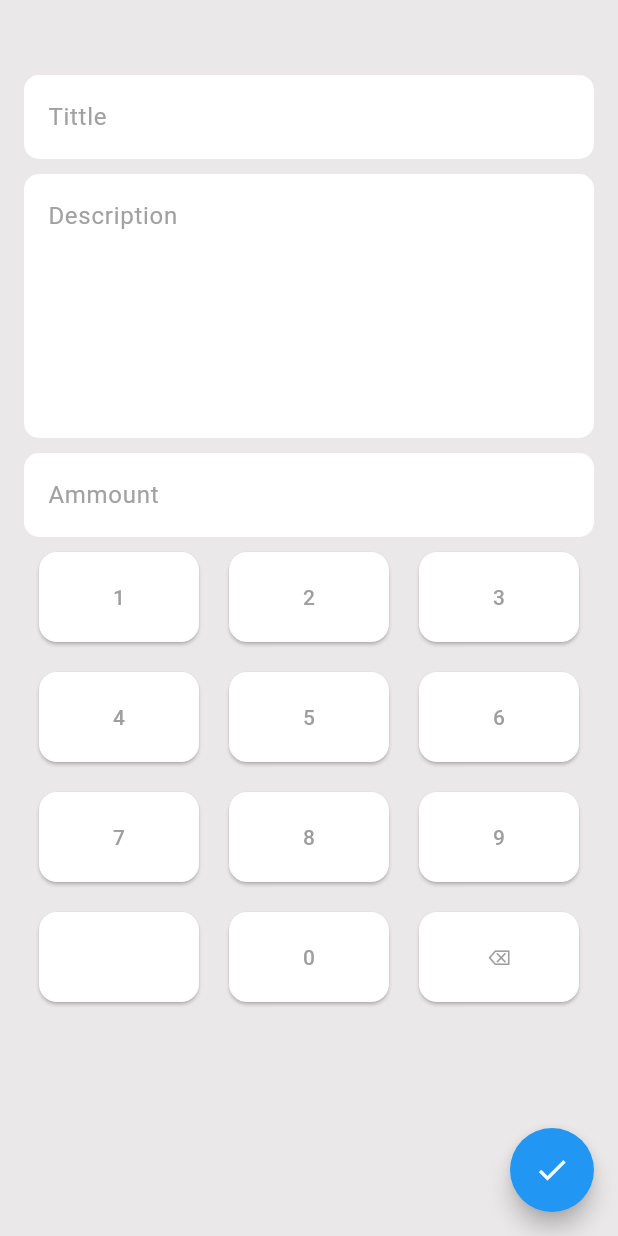
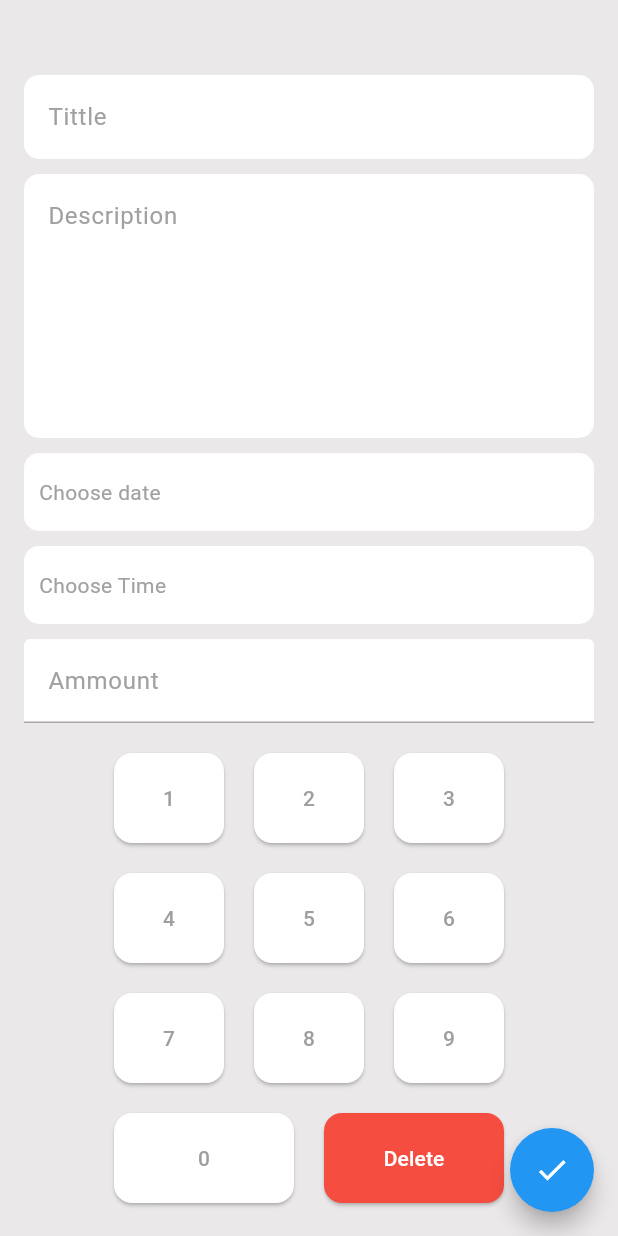
Before and after one commit to Mohtashim-Naeem/expens-tracker-blocship, a Flutter app: the AddEntry screen opened by its route, on a phone screen of 412 x 824 dp. Run offline on Flutter 3.47's test engine with Material 3 defaults, Android fonts, the phone set to English and light mode, and no system bars; our stand-ins replace calendar_date_picker2, fl_chart, stacked, stacked_services, stacked_shared.

Commit message:
worked on datee, time, and dynamically addition of entries

```diff
--- a/expense_tracker_blocship/lib/models/entry.dart
+++ b/expense_tracker_blocship/lib/models/entry.dart
@@ -1,8 +1,10 @@
+import 'package:flutter/material.dart';
+
 class Entry {
   final String title;
   final String description;
   final DateTime date;
-  final DateTime time;
+  final TimeOfDay time;
   final String expense;
   final String ammount;
 
--- a/expense_tracker_blocship/lib/services/entries_service.dart
+++ b/expense_tracker_blocship/lib/services/entries_service.dart
@@ -1,4 +1,5 @@
 import 'package:expense_tracker_blocship/models/entry.dart';
+import 'package:flutter/material.dart';
 
 class EntryService {
   List<Entry> entries = [
@@ -6,7 +7,7 @@ class EntryService {
       'Salary Deposit',
       'Description for Entry 1. This is an expense.',
       DateTime.now(),
-      DateTime.now(),
+      TimeOfDay.now(),
       'Expense',
       '50',
     ),
@@ -15,7 +16,7 @@ class EntryService {
       'Loan Payment',
       'Description for Entry 2. This is an income.',
       DateTime.now(),
-      DateTime.now(),
+      TimeOfDay.now(),
       'Income',
       '100',
     ),
@@ -23,7 +24,7 @@ class EntryService {
       'Salary Deposit',
       'Description for Entry 2. This is an income.',
       DateTime.now(),
-      DateTime.now(),
+      TimeOfDay.now(),
       'Saving',
       '100',
     ),
@@ -31,7 +32,7 @@ class EntryService {
       'Loan Payment',
       'Description for Entry 2. This is an income.',
       DateTime.now(),
-      DateTime.now(),
+      TimeOfDay.now(),
       'Saving',
       '100',
     ),
--- a/expense_tracker_blocship/lib/views/add_entry/add_entry.dart
+++ b/expense_tracker_blocship/lib/views/add_entry/add_entry.dart
@@ -1,3 +1,4 @@
+import 'package:calendar_date_picker2/calendar_date_picker2.dart';
 import 'package:expense_tracker_blocship/app/app.router.dart';
 import 'package:expense_tracker_blocship/models/entry.dart';
 import 'package:expense_tracker_blocship/views/add_entry/add_entry_viewmodel.dart';
@@ -9,8 +10,7 @@ import 'package:stacked/stacked.dart';
 import 'package:stacked_services/stacked_services.dart';
 
 class AddEntry extends StatelessWidget {
-  AddEntry({super.key});
-  // final HomeViewModel vm = HomeViewModel();
+  const AddEntry({super.key});
 
   @override
   Widget build(BuildContext context) {
@@ -27,18 +27,17 @@ class AddEntry extends StatelessWidget {
                 floatingActionButton: FloatingActionButton(
                   shape: const CircleBorder(),
                   onPressed: () async {
-                    // print(vm.entries.length);
-                    viemodel.entryService.entries.add(
-                      Entry(
-                        'Salary Deposit',
-                        'Description for Entry 1. This is an expense.',
-                        DateTime.now(),
-                        DateTime.now(),
-                        'Expense',
-                        '50',
-                      ),
-                    );
-                    print(viemodel.entryService.entries.length);
+                    viemodel.addEntry();
+                    // viemodel.entryService.entries.add(
+                    //   Entry(
+                    //     'Salary Deposit',
+                    //     'Description for Entry 1. This is an expense.',
+                    //     DateTime.now(),
+                    //     DateTime.now(),
+                    //     'Expense',
+                    //     '50',
+                    //   ),
+                    // );
 
                     NavigationService().navigateToHomeView();
                   },
@@ -66,6 +65,7 @@ class AddEntry extends StatelessWidget {
                           const SizedBox(
                             height: 10,
                           ),
+
                           TextField(
                             controller: viemodel.descriptionController,
                             focusNode: viemodel.descriptionFocus,
@@ -90,18 +90,106 @@ class AddEntry extends StatelessWidget {
                           const SizedBox(
                             height: 10,
                           ),
+                          GestureDetector(
+                            onTap: () async {
+                              final pickedDate = await showDatePicker(
+                                builder: (context, child) {
+                                  return Theme(
+                                      data: Theme.of(context).copyWith(
+                                          colorScheme: const ColorScheme.light(
+                                        primary: Colors.indigo,
+                                      )),
+                                      child: child!);
+                                },
+                                context: context,
+                                initialDate:
+                                    viemodel.selectedDate ?? DateTime.now(),
+                                firstDate: DateTime(1960),
+                                lastDate: DateTime.now(),
+                              );
+                              if (pickedDate != null) {
+                                viemodel.selectedDate = pickedDate;
+                                viemodel.rebuildUi();
+                              }
+                            },
+                            child: Container(
+                              alignment: Alignment.centerLeft,
+                              padding: const EdgeInsets.only(left: 10),
+                              decoration: BoxDecoration(
+                                  color: Colors.white,
+                                  borderRadius: BorderRadius.circular(10)),
+                              height: 52,
+                              width: MediaQuery.sizeOf(context).width,
+                              child: Text(
+                                viemodel.selectedDate != null
+                                    ? '${viemodel.selectedDate!.day}/${viemodel.selectedDate!.month}/${viemodel.selectedDate!.year}'
+                                    : 'Choose date',
+                                style:
+                                    const TextStyle(color: Color(0xffa1a1a1)),
+                              ),
+                            ),
+                          ),
+                          const SizedBox(
+                            height: 10,
+                          ),
+                          GestureDetector(
+                            onTap: () async {
+                              final pickedTime = await showTimePicker(
+                                builder: (context, child) {
+                                  return Theme(
+                                      data: Theme.of(context).copyWith(
+                                          colorScheme: const ColorScheme.light(
+                                        primary: Colors.indigo,
+                                      )),
+                                      child: child!);
+                                },
+                                context: context,
+                                initialTime:
+                                    viemodel.selectedTime ?? TimeOfDay.now(),
+                              );
+                              if (pickedTime != null) {
+                                viemodel.selectedTime = pickedTime;
+                                viemodel.rebuildUi();
+                              }
+                            },
+                            child: Container(
+                              alignment: Alignment.centerLeft,
+                              padding: const EdgeInsets.only(left: 10),
+                              decoration: BoxDecoration(
+                                  color: Colors.white,
+                                  borderRadius: BorderRadius.circular(10)),
+                              height: 52,
+                              width: MediaQuery.sizeOf(context).width,
+                              child: Text(
+                                viemodel.selectedTime != null
+                                    ? '${viemodel.selectedTime!.hour}:${viemodel.selectedTime!.minute} ${viemodel.selectedTime!.period == DayPeriod.am ? 'AM' : 'PM'} '
+                                    : 'Choose Time',
+                                style:
+                                    const TextStyle(color: Color(0xffa1a1a1)),
+                              ),
+                            ),
+                          ),
+                          const SizedBox(
+                            height: 10,
+                          ),
                           CustomTextField(
                             controller: viemodel.ammountController,
                             currentFocus: viemodel.ammountFocus,
                             hint: 'Ammount',
                             maxLines: 1,
+                            enable: false,
                           ),
                           // Container(
                           //   child: Text('${viemodel.value}'),
                           // ),
-
+                          const SizedBox(
+                            height: 10,
+                          ),
                           NumericKeypad(
                             controller: viemodel.ammountController,
+                          ),
+                          const SizedBox(
+                            height: 100,
                           ),
                         ],
                       ),
--- a/expense_tracker_blocship/lib/views/add_entry/add_entry_viewmodel.dart
+++ b/expense_tracker_blocship/lib/views/add_entry/add_entry_viewmodel.dart
@@ -1,4 +1,5 @@
 import 'package:expense_tracker_blocship/app/app.locator.dart';
+import 'package:expense_tracker_blocship/models/entry.dart';
 import 'package:expense_tracker_blocship/services/entries_service.dart';
 import 'package:flutter/material.dart';
 import 'package:stacked/stacked.dart';
@@ -8,7 +9,8 @@ class AddEntryViewModel extends BaseViewModel {
   EntryService entryService = locator<EntryService>();
 
   NavigationService _navigationService = locator<NavigationService>();
-  int value = 0;
+  DateTime? selectedDate;
+  TimeOfDay? selectedTime;
 
   final formKey = GlobalKey<FormState>();
 
@@ -19,4 +21,17 @@ class AddEntryViewModel extends BaseViewModel {
   final FocusNode titleFocus = FocusNode();
   final FocusNode descriptionFocus = FocusNode();
   final FocusNode ammountFocus = FocusNode();
+
+  addEntry() {
+    entryService.entries.add(
+      Entry(
+        titleController.text,
+        descriptionController.text,
+        selectedDate!,
+        selectedTime!,
+        'Saving',
+        ammountController.text,
+      ),
+    );
+  }
 }
--- a/expense_tracker_blocship/lib/views/add_entry/widgets/custom_texfield.dart
+++ b/expense_tracker_blocship/lib/views/add_entry/widgets/custom_texfield.dart
@@ -8,6 +8,7 @@ class CustomTextField extends StatelessWidget {
     this.nextFocus,
     this.hint,
     required this.maxLines,
+    this.enable,
   });
 
   final TextEditingController controller;
@@ -15,6 +16,7 @@ class CustomTextField extends StatelessWidget {
   final FocusNode? nextFocus;
   final String? hint;
   final int maxLines;
+  final bool? enable;
 
   // final String? label;
 
@@ -22,6 +24,7 @@ class CustomTextField extends StatelessWidget {
   Widget build(BuildContext context) {
     return TextField(
       controller: controller,
+      enabled: enable,
       focusNode: currentFocus,
       maxLines: maxLines,
       textInputAction:
--- a/expense_tracker_blocship/lib/views/add_entry/widgets/numeric_keypad.dart
+++ b/expense_tracker_blocship/lib/views/add_entry/widgets/numeric_keypad.dart
@@ -31,7 +31,9 @@ class _NumericKeypadState extends State<NumericKeypad> {
   // 1
   @override
   Widget build(BuildContext context) {
-    return Column(
+    return Padding(
+      padding: const EdgeInsets.symmetric(horizontal: 50),
+      child: Column(
         children: [
           Row(
             children: [
@@ -56,23 +58,23 @@ class _NumericKeypadState extends State<NumericKeypad> {
           ),
           Row(
             children: [
-            keyboardButton(''),
               keyboardButton('0'),
-            keyboardButton('⌫', onPressed: backspace),
+              keyboardButton('Delete', onPressed: backspace, color: Colors.red),
             ],
           ),
         ],
+      ),
     );
   }
 
-  Widget keyboardButton(String text, {onPressed}) {
+  Widget keyboardButton(String text, {onPressed, Color? color}) {
     return Expanded(
       child: SizedBox(
         height: 80,
         width: 20,
         child: Card(
           margin: EdgeInsets.all(10),
-          color: Colors.white,
+          color: color ?? Colors.white,
           surfaceTintColor: Colors.white,
           child: TextButton(
             style: ElevatedButton.styleFrom(
@@ -81,7 +83,8 @@ class _NumericKeypadState extends State<NumericKeypad> {
             onPressed: onPressed ?? () => input(text, widget.controller),
             child: Text(
               text,
-              style: TextStyle(color: Colors.grey),
+              style: TextStyle(
+                  color: color == Colors.red ? Colors.white : Colors.grey),
             ),
           ),
         ),
--- a/expense_tracker_blocship/lib/views/home/widget/entry_widget.dart
+++ b/expense_tracker_blocship/lib/views/home/widget/entry_widget.dart
@@ -68,11 +68,22 @@ class EntryWidget extends StatelessWidget {
                     overflow: TextOverflow.ellipsis,
                   ),
                 ),
+                // Row(
+                //   children: [
                 Text(
-                  DateFormat("d MMMM yyyy 'at' h:mm a")
-                      .format(entry.date.add(entry.time.timeZoneOffset)),
+                  // DateFormat("d MMMM yyyy 'at' h:mm a")
+                  //     .format(entry.date.add(entry.time)),
+                  "${entry.date.day} ${entry.date.month}, ${entry.date.year}",
                   style: const TextStyle(fontSize: 14, color: Colors.grey),
                 ),
+                // Text(
+                //   // DateFormat("d MMMM yyyy 'at' h:mm a")
+                //   //     .format(entry.date.add(entry.time)),
+                //   entry.time.toString(),
+                //   style: const TextStyle(fontSize: 14, color: Colors.grey),
+                // ),
+                //   ],
+                // ),
               ],
             ),
             const SizedBox(
--- a/expense_tracker_blocship/pubspec.yaml
+++ b/expense_tracker_blocship/pubspec.yaml
@@ -39,6 +39,7 @@ dependencies:
   stacked_services: ^1.3.0
   fl_chart: ^0.66.0
   intl: ^0.19.0
+  calendar_date_picker2: ^0.5.3
 
 
 dev_dependencies:
```
Also changed, not shown: expense_tracker_blocship/pubspec.lock. Lines whose indentation alone changed are shown as unchanged.
